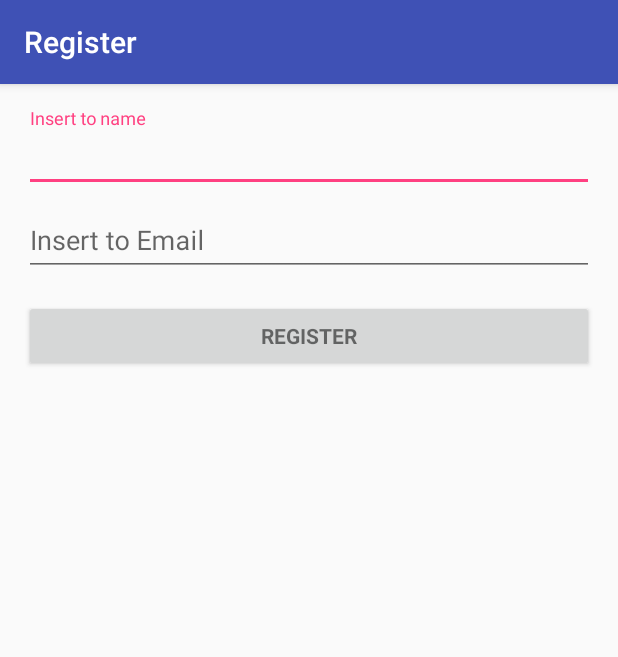
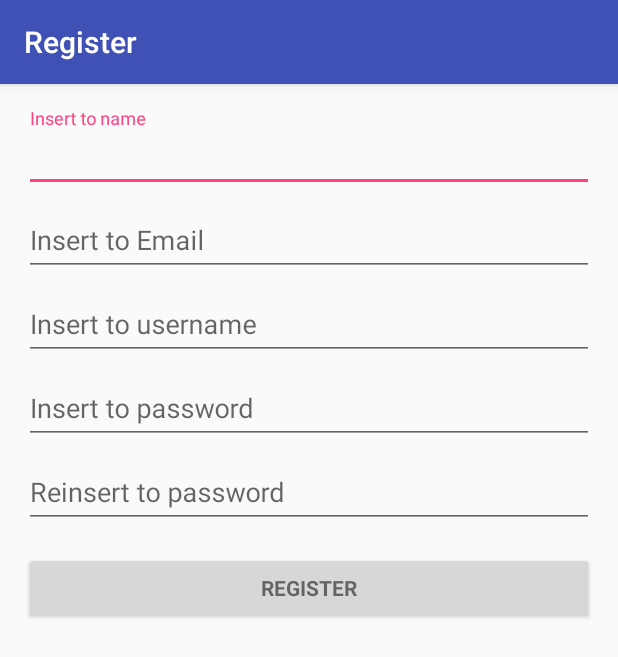
Before and after one commit to luizfps/GLCMonitor, an Android app: the RegisterActivity screen opened directly, with no data from a screen before it, on a phone screen of 412 x 824 dp. Shown: the top 657 px of the screen. Run offline under Robolectric (Android 15) with nearby library versions, the phone set to English and light mode, and no system bars.

Commit message:
Acabei de completar os campos da tela de registro

```diff
--- a/app/src/main/res/layout/content_register.xml
+++ b/app/src/main/res/layout/content_register.xml
@@ -62,6 +62,51 @@
 
             </android.support.design.widget.TextInputLayout>
 
+            <android.support.design.widget.TextInputLayout
+                android:layout_width="match_parent"
+                android:layout_height="wrap_content">
+
+                <AutoCompleteTextView
+                    android:id="@+id/login_register"
+                    android:layout_width="match_parent"
+                    android:layout_height="wrap_content"
+                    android:hint="Insert to username"
+                    android:inputType="textAutoComplete"
+                    android:maxLines="1"
+                    android:singleLine="true" />
+
+            </android.support.design.widget.TextInputLayout>
+
+            <android.support.design.widget.TextInputLayout
+                android:layout_width="match_parent"
+                android:layout_height="wrap_content">
+
+                <AutoCompleteTextView
+                    android:id="@+id/senha_register"
+                    android:layout_width="match_parent"
+                    android:layout_height="wrap_content"
+                    android:hint="Insert to password"
+                    android:inputType="textPassword"
+                    android:maxLines="1"
+                    android:singleLine="true" />
+
+            </android.support.design.widget.TextInputLayout>
+
+            <android.support.design.widget.TextInputLayout
+                android:layout_width="match_parent"
+                android:layout_height="wrap_content">
+
+                <AutoCompleteTextView
+                    android:id="@+id/senha_retry_register"
+                    android:layout_width="match_parent"
+                    android:layout_height="wrap_content"
+                    android:hint="Reinsert to password"
+                    android:inputType="textPassword"
+                    android:maxLines="1"
+                    android:singleLine="true" />
+
+            </android.support.design.widget.TextInputLayout>
+
             <Button
                 android:id="@+id/person_register"
                 style="?android:textAppearanceSmall"
```
